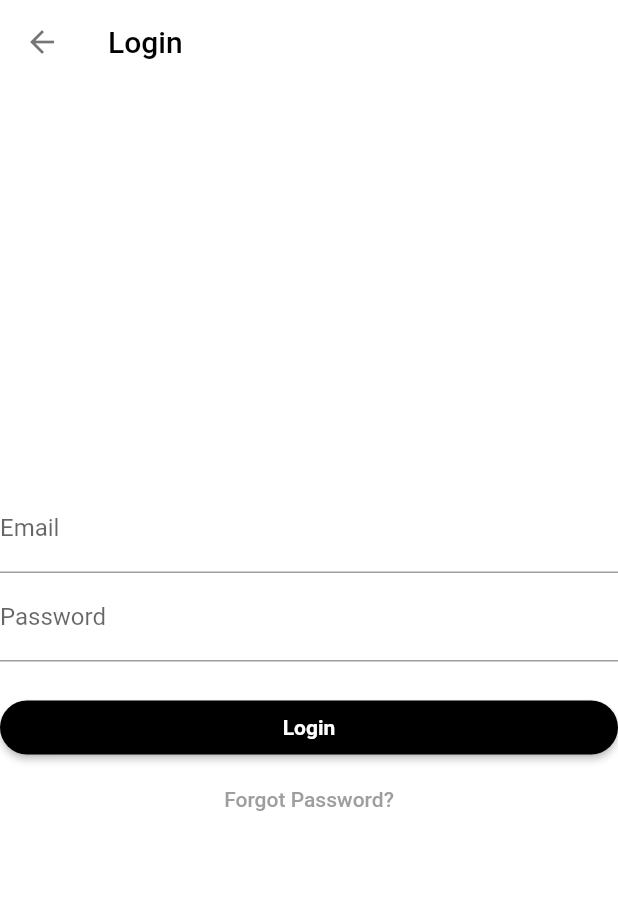
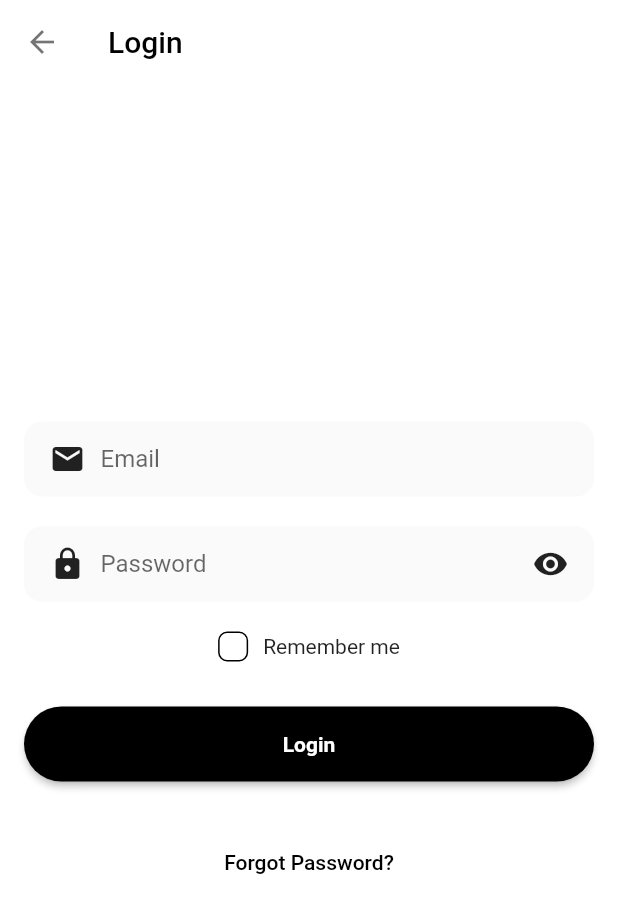
Before and after one commit to hoajb/flutter-ecommerce-furniture, a Flutter app: the LoginPage screen opened by its route, on a phone screen of 412 x 824 dp. Shown: the top 913 px of the screen. Run offline on Flutter 3.47's test engine with Material 2 defaults, Android fonts, the phone set to English and light mode, and no system bars; our stand-ins replace shared_preferences; accounts and stored records are empty.

Commit message:
custom textfield and checkbox

```diff
--- a/lib/config/routes/routes.dart
+++ b/lib/config/routes/routes.dart
@@ -23,7 +23,7 @@ class AppRoutes {
       case home:
         return MaterialPageRoute(builder: (_) => const HomePage());
       case login:
-        return MaterialPageRoute(builder: (_) => const LoginPage());
+        return MaterialPageRoute(builder: (_) => LoginPage());
       case register:
         return MaterialPageRoute(builder: (_) => const RegisterPage());
       case forgotPassword:
--- a/lib/config/theme/styles.dart
+++ b/lib/config/theme/styles.dart
@@ -26,6 +26,8 @@ abstract class Styles {
   static const Color transparent = Colors.transparent;
   static const Color iconGold = Color(0xffdba800);
   static const Color bottomBarSelectedColor = Color(0xff5e4989);
+
+  static const Color textFieldBackground = Color(0xfffafafa);
 
   //Strings
   static const TextStyle defaultTextStyle = TextStyle(
--- a/lib/core/wigets/action_button.dart
+++ b/lib/core/wigets/action_button.dart
@@ -25,6 +25,7 @@ class ActionButton extends StatelessWidget {
     final textC = textColor ?? (darkModeEnabled ? Colors.black : Colors.white);
     return SizedBox(
       width: matchParentWidth ? double.infinity : null,
+      height: 50,
       child: ElevatedButton(
         onPressed: onPressed,
         style: ElevatedButton.styleFrom(
--- /dev/null
+++ b/lib/core/wigets/checkbox_custom.dart
@@ -0,0 +1,57 @@
+import 'package:flutter/material.dart';
+
+class CheckboxApp extends StatefulWidget {
+  final bool value;
+  final ValueChanged<bool>? onChanged;
+
+  const CheckboxApp({
+    super.key,
+    this.value = false,
+    this.onChanged,
+  });
+
+  @override
+  _CheckboxAppState createState() => _CheckboxAppState();
+}
+
+class _CheckboxAppState extends State<CheckboxApp> {
+  late bool _isChecked;
+
+  @override
+  void initState() {
+    super.initState();
+    _isChecked = widget.value;
+  }
+
+  @override
+  Widget build(BuildContext context) {
+    return GestureDetector(
+      onTap: () {
+        setState(() {
+          _isChecked = !_isChecked;
+          if (widget.onChanged != null) {
+            widget.onChanged!(_isChecked);
+          }
+        });
+      },
+      child: Container(
+        width: 20.0,
+        height: 20.0,
+        decoration: BoxDecoration(
+          color: _isChecked ? Colors.black : Colors.white,
+          border: Border.all(
+            color: _isChecked ? Colors.transparent : Colors.black,
+          ),
+          borderRadius: BorderRadius.circular(6.0),
+        ),
+        child: _isChecked
+            ? const Icon(
+                Icons.check,
+                color: Colors.white,
+                size: 16.0,
+              )
+            : null,
+      ),
+    );
+  }
+}
--- /dev/null
+++ b/lib/core/wigets/text_field_custom.dart
@@ -0,0 +1,123 @@
+import 'package:flutter/material.dart';
+
+import '../../config/theme/styles.dart';
+
+const _borderRadius = 12.0;
+
+_boxDecoration(FocusNode focusNode) {
+  return BoxDecoration(
+    color: Styles.textFieldBackground,
+    border: Border.all(
+      color: focusNode.hasFocus ? Colors.grey : Colors.transparent,
+    ),
+    borderRadius: BorderRadius.circular(_borderRadius),
+  );
+}
+
+const _padding = EdgeInsets.symmetric(vertical: 8.0, horizontal: 16.0);
+
+class TextFieldWithIcon extends StatelessWidget {
+  final IconData icon;
+  final String hintText;
+  final TextEditingController controller;
+  final ValueChanged<String>? onChanged;
+  final bool obscureText;
+
+  final FocusNode _focusNode = FocusNode();
+
+  TextFieldWithIcon({
+    super.key,
+    required this.icon,
+    required this.hintText,
+    required this.controller,
+    this.obscureText = false,
+    this.onChanged,
+  });
+
+  @override
+  Widget build(BuildContext context) {
+    return Container(
+      height: 50,
+      padding: _padding,
+      decoration: _boxDecoration(_focusNode),
+      child: Row(
+        children: [
+          Icon(icon),
+          const SizedBox(width: 10.0),
+          Expanded(
+            child: TextField(
+              controller: controller,
+              onChanged: onChanged,
+              obscureText: obscureText,
+              focusNode: _focusNode,
+              decoration: InputDecoration.collapsed(
+                hintText: hintText,
+              ),
+            ),
+          ),
+        ],
+      ),
+    );
+  }
+}
+
+class TextFieldWithIconObscureText extends StatefulWidget {
+  final IconData icon;
+  final String hintText;
+  final TextEditingController controller;
+  final ValueChanged<String>? onChanged;
+
+  const TextFieldWithIconObscureText({
+    super.key,
+    required this.icon,
+    required this.hintText,
+    required this.controller,
+    this.onChanged,
+  });
+
+  @override
+  State<TextFieldWithIconObscureText> createState() =>
+      _TextFieldWithIconObscureTextState();
+}
+
+class _TextFieldWithIconObscureTextState
+    extends State<TextFieldWithIconObscureText> {
+  bool _obscureText = true;
+  final FocusNode _focusNode = FocusNode();
+
+  @override
+  Widget build(BuildContext context) {
+    return Container(
+      height: 50,
+      padding: _padding,
+      decoration: _boxDecoration(_focusNode),
+      child: Row(
+        children: [
+          Icon(widget.icon),
+          const SizedBox(width: 10.0),
+          Expanded(
+            child: TextField(
+              controller: widget.controller,
+              onChanged: widget.onChanged,
+              obscureText: _obscureText,
+              focusNode: _focusNode,
+              decoration: InputDecoration.collapsed(
+                hintText: widget.hintText,
+              ),
+            ),
+          ),
+          GestureDetector(
+            child: Icon(
+              _obscureText ? Icons.visibility : Icons.visibility_off,
+            ),
+            onTap: () {
+              setState(() {
+                _obscureText = !_obscureText;
+              });
+            },
+          ),
+        ],
+      ),
+    );
+  }
+}
--- a/lib/features/authentication/presentation/login_page.dart
+++ b/lib/features/authentication/presentation/login_page.dart
@@ -1,26 +1,76 @@
+import 'package:flutter/foundation.dart';
 import 'package:flutter/material.dart';
 import 'package:flutter_ecommerce_furniture/config/routes/routes.dart';
 import 'package:flutter_ecommerce_furniture/core/wigets/action_button.dart';
 
-class LoginPage extends StatelessWidget {
-  const LoginPage({super.key});
+import '../../../core/wigets/checkbox_custom.dart';
+import '../../../core/wigets/text_field_custom.dart';
+
+class LoginPage extends StatefulWidget {
+  LoginPage({super.key});
+
+  @override
+  State<LoginPage> createState() => _LoginPageState();
+}
+
+class _LoginPageState extends State<LoginPage> {
+  final TextEditingController _controllerUsername = TextEditingController();
+
+  final TextEditingController _controllerPassword = TextEditingController();
+
+  bool _isCheckedRememberMe = false;
 
   @override
   Widget build(BuildContext context) {
     return Scaffold(
       appBar: AppBar(title: const Text('Login')),
       body: Center(
+        child: Padding(
+          padding: const EdgeInsets.all(16),
           child: Column(
             mainAxisAlignment: MainAxisAlignment.center,
             children: [
-            const TextField(
-              decoration: InputDecoration(labelText: 'Email'),
-            ),
-            const TextField(
-              decoration: InputDecoration(labelText: 'Password'),
-              obscureText: true,
+              TextFieldWithIcon(
+                icon: Icons.email,
+                hintText: 'Email',
+                controller: _controllerUsername,
+                onChanged: (value) {
+                  if (kDebugMode) {
+                    print('Username changed: $value');
+                  }
+                },
               ),
               const SizedBox(height: 20),
+              TextFieldWithIconObscureText(
+                icon: Icons.lock,
+                hintText: 'Password',
+                controller: _controllerPassword,
+                onChanged: (value) {
+                  if (kDebugMode) {
+                    print('Password changed: $value');
+                  }
+                },
+              ),
+              const SizedBox(height: 20),
+              Row(
+                mainAxisSize: MainAxisSize.max,
+                mainAxisAlignment: MainAxisAlignment.center,
+                children: [
+                  CheckboxApp(
+                      value: _isCheckedRememberMe,
+                      onChanged: (isChecked) {
+                        setState(() {
+                          _isCheckedRememberMe = isChecked;
+                        });
+                        if (kDebugMode) {
+                          print('Remember me checked: $isChecked');
+                        }
+                      }),
+                  const SizedBox(width: 10),
+                  const Text('Remember me'),
+                ],
+              ),
+              const SizedBox(height: 30),
               ActionButton(
                 matchParentWidth: true,
                 onPressed: () {
@@ -28,13 +78,18 @@ class LoginPage extends StatelessWidget {
                 },
                 text: 'Login',
               ),
+              const SizedBox(height: 30),
               TextButton(
                 onPressed: () {
                   Navigator.pushNamed(context, AppRoutes.forgotPassword);
                 },
-              child: const Text('Forgot Password?'),
+                child: const Text(
+                  'Forgot Password?',
+                  style: TextStyle(color: Colors.black),
+                ),
               ),
             ],
+          ),
         ),
       ),
     );
--- a/lib/features/authentication/presentation/register_page.dart
+++ b/lib/features/authentication/presentation/register_page.dart
@@ -1,5 +1,6 @@
 import 'package:flutter/material.dart';
 import 'package:flutter_ecommerce_furniture/config/routes/routes.dart';
+import 'package:flutter_ecommerce_furniture/core/wigets/action_button.dart';
 
 class RegisterPage extends StatelessWidget {
   const RegisterPage({super.key});
@@ -20,11 +21,12 @@ class RegisterPage extends StatelessWidget {
               obscureText: true,
             ),
             const SizedBox(height: 20),
-            ElevatedButton(
+            ActionButton(
               onPressed: () {
                 Navigator.pushNamed(context, AppRoutes.home);
               },
-              child: const Text('Register'),
+              matchParentWidth: true,
+              text: 'Register',
             ),
           ],
         ),
--- a/lib/main.dart
+++ b/lib/main.dart
@@ -27,7 +27,8 @@ class MyApp extends StatelessWidget {
           title: 'Flutter Furniture',
           // theme: getAppTheme(context, themeObject.isDarkMode),
           theme: Styles.themeData(themeObject.isDarkMode, context),
-          initialRoute: AppRoutes.onboarding,
+          // initialRoute: AppRoutes.onboarding, //TODO
+          initialRoute: AppRoutes.login,
           onGenerateRoute: AppRoutes.generateRoute,
         ),
       ),
```
Lines whose indentation alone changed are shown as unchanged.
